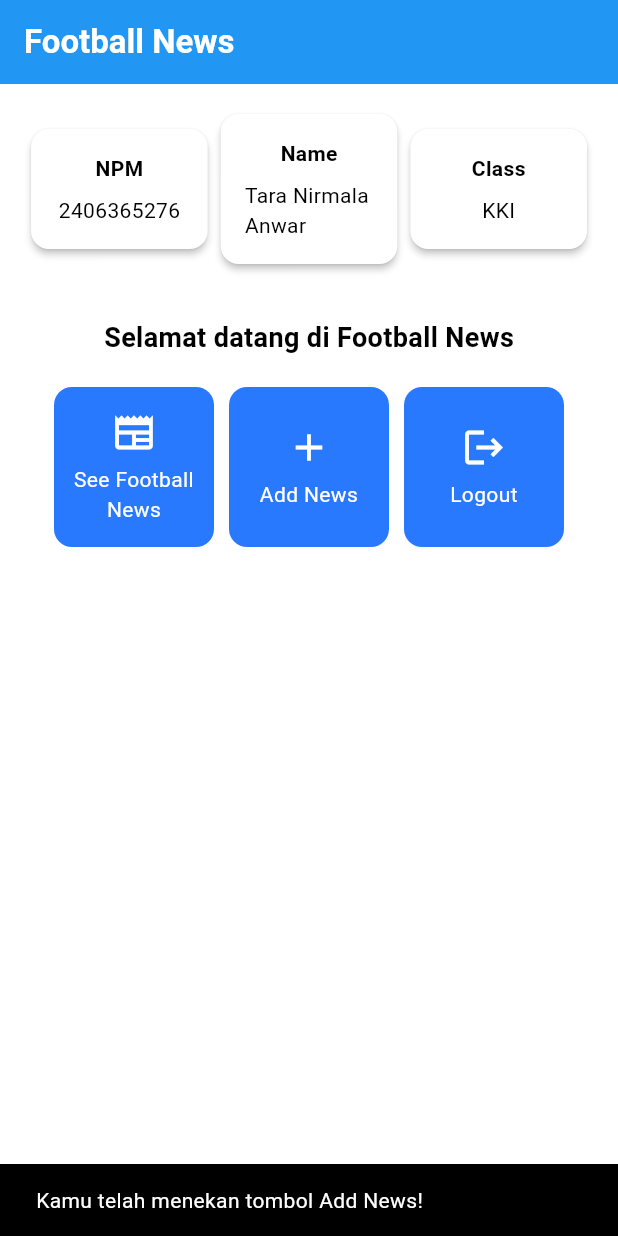
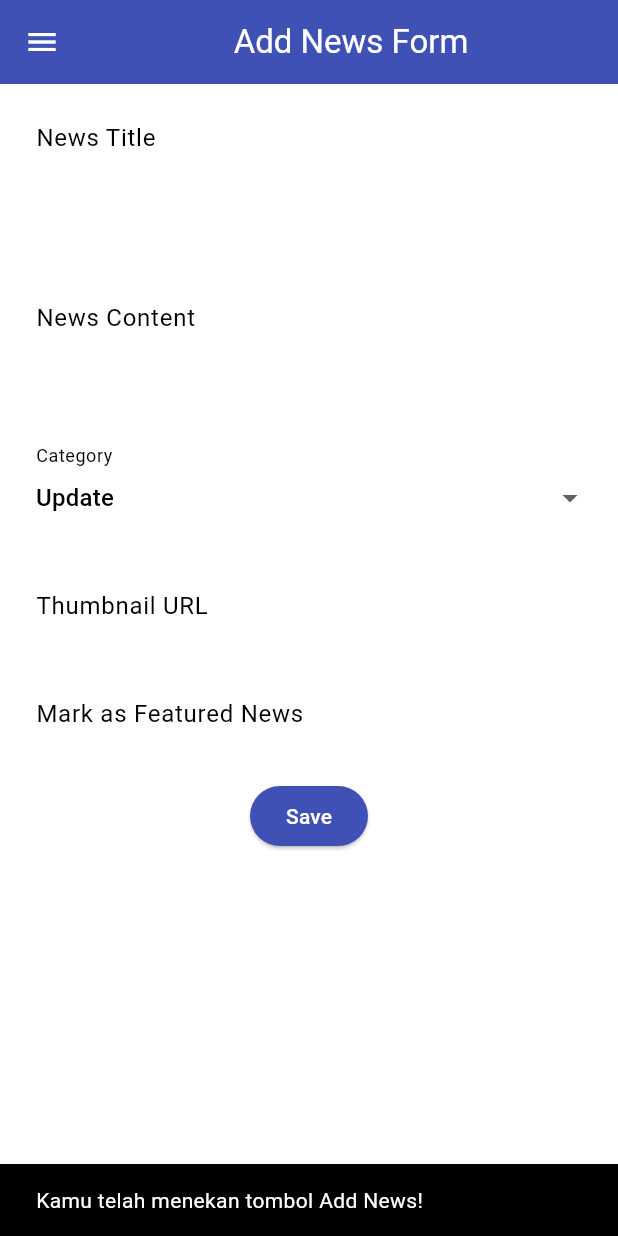
Before and after one commit to taraanwar/football-news-mobile, a Flutter app: the screen it shows after launch, after a tap on "Add News", on a phone screen of 412 x 824 dp. Run offline on Flutter 3.47's test engine with Material 3 defaults, Android fonts, the phone set to English and light mode, and no system bars.

Commit message:
Complete Tutorial 7: add navigation, drawer, form, and refactor

```diff
--- a/lib/menu.dart
+++ b/lib/screens/menu.dart
@@ -1,4 +1,9 @@
 import 'package:flutter/material.dart';
+import 'package:football_news/widgets/left_drawer.dart';
+import 'package:football_news/screens/newslist_form.dart';
+import 'package:football_news/widgets/news_card.dart';
+
+
 class MyHomePage extends StatelessWidget {
    MyHomePage({super.key}); //sudah ada pada code sebelumnya
 
@@ -29,6 +34,7 @@ class MyHomePage extends StatelessWidget {
         // Warna latar belakang AppBar diambil dari skema warna tema aplikasi.
         backgroundColor: Theme.of(context).colorScheme.primary,
       ),
+      drawer: LeftDrawer(),
       // Body halaman dengan padding di sekelilingnya.
       body: Padding(
         padding: const EdgeInsets.all(16.0),
@@ -130,57 +136,3 @@ class ItemHomepage {
 
  ItemHomepage(this.name, this.icon);
 }
-
-class ItemCard extends StatelessWidget {
-  // Menampilkan kartu dengan ikon dan nama.
-
-  final ItemHomepage item;
-
-  const ItemCard(this.item, {super.key});
-
-  @override
-  Widget build(BuildContext context) {
-    return Material(
-      // Menentukan warna latar belakang dari tema aplikasi.
-      color: Theme.of(context).colorScheme.secondary,
-      // Membuat sudut kartu melengkung.
-      borderRadius: BorderRadius.circular(12),
-
-      child: InkWell(
-        // Aksi ketika kartu ditekan.
-        onTap: () {
-          // Menampilkan pesan SnackBar saat kartu ditekan.
-          ScaffoldMessenger.of(context)
-            ..hideCurrentSnackBar()
-            ..showSnackBar(
-              SnackBar(content: Text("Kamu telah menekan tombol ${item.name}!"))
-            );
-        },
-        // Container untuk menyimpan Icon dan Text
-        child: Container(
-          padding: const EdgeInsets.all(8),
-          child: Center(
-            child: Column(
-              // Menyusun ikon dan teks di tengah kartu.
-              mainAxisAlignment: MainAxisAlignment.center,
-              children: [
-                Icon(
-                  item.icon,
-                  color: Colors.white,
-                  size: 30.0,
-                ),
-                const Padding(padding: EdgeInsets.all(3)),
-                Text(
-                  item.name,
-                  textAlign: TextAlign.center,
-                  style: const TextStyle(color: Colors.white),
-                ),
-              ],
-            ),
-          ),
-        ),
-      ),
-    );
-  }
-
-}
--- /dev/null
+++ b/lib/screens/newslist_form.dart
@@ -0,0 +1,211 @@
+import 'package:flutter/material.dart';
+import 'package:football_news/widgets/left_drawer.dart';
+
+class NewsFormPage extends StatefulWidget {
+  const NewsFormPage({super.key});
+
+  @override
+  State<NewsFormPage> createState() => _NewsFormPageState();
+}
+
+class _NewsFormPageState extends State<NewsFormPage> {
+  final _formKey = GlobalKey<FormState>();
+  String _title = "";
+  String _content = "";
+  String _category = "update"; // default
+  String _thumbnail = "";
+  bool _isFeatured = false; // default
+
+  final List<String> _categories = [
+    'transfer',
+    'update',
+    'exclusive',
+    'match',
+    'rumor',
+    'analysis',
+  ];
+
+  @override
+  Widget build(BuildContext context) {
+    return Scaffold(
+      appBar: AppBar(
+        title: const Center(child: Text('Add News Form')),
+        backgroundColor: Colors.indigo,
+        foregroundColor: Colors.white,
+      ),
+      drawer: const LeftDrawer(),
+      body: Form(
+        key: _formKey,
+        child: SingleChildScrollView(
+          child: Column(
+            crossAxisAlignment: CrossAxisAlignment.start,
+            children: [
+              // === Title ===
+              Padding(
+                padding: const EdgeInsets.all(8.0),
+                child: TextFormField(
+                  decoration: InputDecoration(
+                    hintText: "News Title",
+                    labelText: "News Title",
+                    border: OutlineInputBorder(
+                      borderRadius: BorderRadius.circular(5.0),
+                    ),
+                  ),
+                  onChanged: (String? value) {
+                    setState(() {
+                      _title = value ?? "";
+                    });
+                  },
+                  validator: (String? value) {
+                    if (value == null || value.isEmpty) {
+                      return "Title cannot be empty!";
+                    }
+                    return null;
+                  },
+                ),
+              ),
+
+              // === Content ===
+              Padding(
+                padding: const EdgeInsets.all(8.0),
+                child: TextFormField(
+                  maxLines: 5,
+                  decoration: InputDecoration(
+                    hintText: "News Content",
+                    labelText: "News Content",
+                    border: OutlineInputBorder(
+                      borderRadius: BorderRadius.circular(5.0),
+                    ),
+                  ),
+                  onChanged: (String? value) {
+                    setState(() {
+                      _content = value ?? "";
+                    });
+                  },
+                  validator: (String? value) {
+                    if (value == null || value.isEmpty) {
+                      return "Content cannot be empty!";
+                    }
+                    return null;
+                  },
+                ),
+              ),
+
+              // === Category ===
+              Padding(
+                padding: const EdgeInsets.all(8.0),
+                child: DropdownButtonFormField<String>(
+                  decoration: InputDecoration(
+                    labelText: "Category",
+                    border: OutlineInputBorder(
+                      borderRadius: BorderRadius.circular(5.0),
+                    ),
+                  ),
+                  initialValue: _category,
+                  items: _categories
+                      .map((cat) => DropdownMenuItem(
+                            value: cat,
+                            child:
+                                Text(cat[0].toUpperCase() + cat.substring(1)),
+                          ))
+                      .toList(),
+                  onChanged: (String? newValue) {
+                    setState(() {
+                      _category = newValue ?? "update";
+                    });
+                  },
+                ),
+              ),
+
+              // === Thumbnail URL ===
+              Padding(
+                padding: const EdgeInsets.all(8.0),
+                child: TextFormField(
+                  decoration: InputDecoration(
+                    hintText: "Thumbnail URL (optional)",
+                    labelText: "Thumbnail URL",
+                    border: OutlineInputBorder(
+                      borderRadius: BorderRadius.circular(5.0),
+                    ),
+                  ),
+                  onChanged: (String? value) {
+                    setState(() {
+                      _thumbnail = value ?? "";
+                    });
+                  },
+                ),
+              ),
+
+              // === Is Featured ===
+              Padding(
+                padding: const EdgeInsets.all(8.0),
+                child: SwitchListTile(
+                  title: const Text("Mark as Featured News"),
+                  value: _isFeatured,
+                  onChanged: (bool value) {
+                    setState(() {
+                      _isFeatured = value;
+                    });
+                  },
+                ),
+              ),
+
+              // === Save Button ===
+              Align(
+                alignment: Alignment.bottomCenter,
+                child: Padding(
+                  padding: const EdgeInsets.all(8.0),
+                  child: ElevatedButton(
+                    style: ButtonStyle(
+                      backgroundColor:
+                          WidgetStateProperty.all(Colors.indigo),
+                    ),
+                    onPressed: () {
+                      if (_formKey.currentState!.validate()) {
+                        showDialog(
+                          context: context,
+                          builder: (context) {
+                            return AlertDialog(
+                              title:
+                                  const Text('News saved successfully!'),
+                              content: SingleChildScrollView(
+                                child: Column(
+                                  crossAxisAlignment:
+                                      CrossAxisAlignment.start,
+                                  children: [
+                                    Text('Title: $_title'),
+                                    Text('Content: $_content'),
+                                    Text('Category: $_category'),
+                                    Text('Thumbnail: $_thumbnail'),
+                                    Text(
+                                        'Featured: ${_isFeatured ? "Yes" : "No"}'),
+                                  ],
+                                ),
+                              ),
+                              actions: [
+                                TextButton(
+                                  child: const Text('OK'),
+                                  onPressed: () {
+                                    Navigator.pop(context);
+                                  },
+                                ),
+                              ],
+                            );
+                          },
+                        );
+                      }
+                    },
+                    child: const Text(
+                      "Save",
+                      style: TextStyle(color: Colors.white),
+                    ),
+                  ),
+                ),
+              ),
+            ],
+          ),
+        ),
+      ),
+    );
+  }
+}
--- /dev/null
+++ b/lib/widgets/left_drawer.dart
@@ -0,0 +1,68 @@
+import 'package:flutter/material.dart';
+import 'package:football_news/screens/menu.dart';
+import 'package:football_news/screens/newslist_form.dart';
+
+class LeftDrawer extends StatelessWidget {
+  const LeftDrawer({super.key});
+
+  @override
+  Widget build(BuildContext context) {
+    return Drawer(
+      child: ListView(
+        children: [
+          const DrawerHeader(
+            decoration: BoxDecoration(color: Colors.blue),
+            child: Column(
+              children: [
+                Text(
+                  'Football News',
+                  textAlign: TextAlign.center,
+                  style: TextStyle(
+                    fontSize: 30,
+                    fontWeight: FontWeight.bold,
+                    color: Colors.white,
+                  ),
+                ),
+                Padding(padding: EdgeInsets.all(10)),
+                Text(
+                  "All the latest football updates here!",
+                  textAlign: TextAlign.center,
+                  style: TextStyle(
+                    fontSize: 15,
+                    color: Colors.white,
+                    fontWeight: FontWeight.normal,
+                  ),
+                ),
+              ],
+            ),
+          ),
+
+          // Home
+          ListTile(
+            leading: const Icon(Icons.home_outlined),
+            title: const Text('Home'),
+            onTap: () {
+              Navigator.pushReplacement(
+                context,
+                MaterialPageRoute(builder: (context) => MyHomePage()),
+              );
+            },
+          ),
+
+          // Add News
+          ListTile(
+            leading: const Icon(Icons.post_add),
+            title: const Text('Add News'),
+            onTap: () {
+              Navigator.pushReplacement(
+                context,
+                MaterialPageRoute(builder: (context) => const NewsFormPage()),
+              );
+            },
+          ),
+
+        ],
+      ),
+    );
+  }
+}
--- /dev/null
+++ b/lib/widgets/news_card.dart
@@ -0,0 +1,56 @@
+import 'package:flutter/material.dart';
+import 'package:football_news/screens/newslist_form.dart';
+import 'package:football_news/screens/menu.dart'; // Needed for ItemHomepage type
+
+class ItemCard extends StatelessWidget {
+  final ItemHomepage item;
+
+  const ItemCard(this.item, {super.key});
+
+  @override
+  Widget build(BuildContext context) {
+    return Material(
+      color: Theme.of(context).colorScheme.secondary,
+      borderRadius: BorderRadius.circular(12),
+
+      child: InkWell(
+        onTap: () {
+          ScaffoldMessenger.of(context)
+            ..hideCurrentSnackBar()
+            ..showSnackBar(
+              SnackBar(content: Text("Kamu telah menekan tombol ${item.name}!"))
+            );
+            if (item.name == "Add News") {
+              Navigator.push(
+                context,
+                MaterialPageRoute(builder: (context) => const NewsFormPage()),
+              );
+          }
+        },
+        // Container untuk menyimpan Icon dan Text
+        child: Container(
+          padding: const EdgeInsets.all(8),
+          child: Center(
+            child: Column(
+              mainAxisAlignment: MainAxisAlignment.center,
+              children: [
+                Icon(
+                  item.icon,
+                  color: Colors.white,
+                  size: 30.0,
+                ),
+                const Padding(padding: EdgeInsets.all(3)),
+                Text(
+                  item.name,
+                  textAlign: TextAlign.center,
+                  style: const TextStyle(color: Colors.white),
+                ),
+              ],
+            ),
+          ),
+        ),
+      ),
+    );
+  }
+
+}
```
Also changed, not shown: lib/main.dart (+1 -16 lines).
